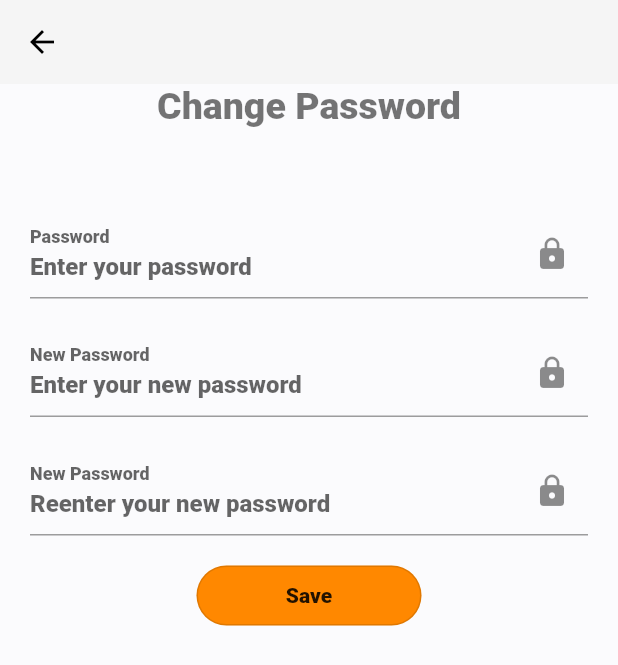
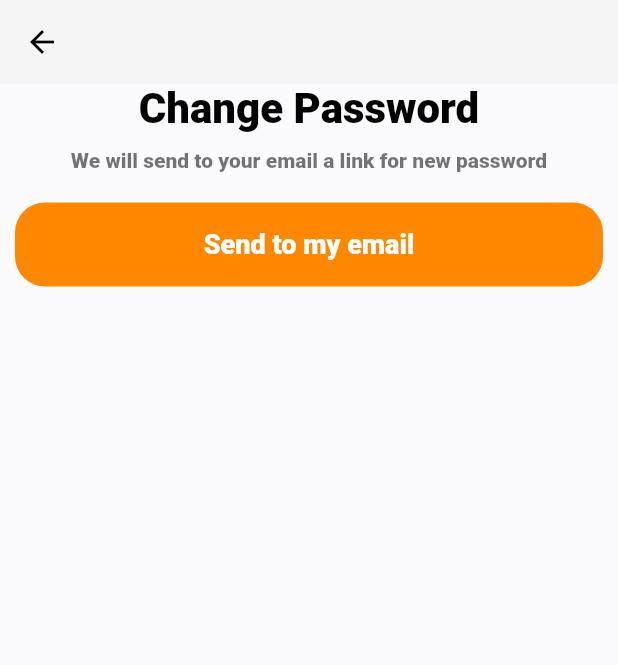
Before and after one commit to TanHoang01/gamestation, a Flutter app: the ChangePassword screen opened directly, on a phone screen of 412 x 824 dp. Shown: the top 665 px of the screen. Run offline on Flutter 3.47's test engine with Material 2 defaults, Android fonts, the phone set to English and light mode, and no system bars; our stand-ins replace carousel_slider, cloud_firestore, firebase_auth, firebase_core, firebase_storage, flutter_svg and 2 more; missing offline and left inert: dart:ffi; accounts and stored records are empty.

Commit message:
change pass and fix main firebase

```diff
--- a/lib/main.dart
+++ b/lib/main.dart
@@ -4,11 +4,10 @@ import 'package:gamestation/constants.dart';
 import 'package:gamestation/firebase_options.dart';
 import 'package:gamestation/screens/sign_in/sign_in_screen.dart';
 
-Future<void> main() async {
-  runApp(const MyApp());
-  await Firebase.initializeApp(
-    options: DefaultFirebaseOptions.currentPlatform,
-  );
+void main() async {
+  WidgetsFlutterBinding.ensureInitialized();
+  await Firebase.initializeApp();
+   runApp(MyApp());
 }
 
 class MyApp extends StatelessWidget {
--- a/lib/screens/profile/change_password_screen.dart
+++ b/lib/screens/profile/change_password_screen.dart
@@ -31,7 +31,7 @@ class _ChangePassword extends State<ChangePassword> {
           icon: Icon(Icons.arrow_back,color: Colors.black,),
         ),
       ),
-      body: ChangePasswordForm(),
+      body: Body(),
     );
   }
 }
--- a/lib/screens/profile/components/change_password_form.dart
+++ b/lib/screens/profile/components/change_password_form.dart
@@ -1,107 +1,71 @@
 import 'package:flutter/material.dart';
 import 'package:gamestation/components/keyboard.dart';
 import 'package:gamestation/components/default_buttom.dart';
+import 'package:firebase_auth/firebase_auth.dart';
+import 'package:gamestation/constants.dart';
+import 'package:fluttertoast/fluttertoast.dart';
 
-import 'package:gamestation/constants.dart';
-
-class ChangePasswordForm extends StatefulWidget {
-  @override
-  _ChangePassword createState() => _ChangePassword();
-}
-
-class _ChangePassword extends State<ChangePasswordForm> {
-
+class Body extends StatelessWidget {
   @override
   Widget build(BuildContext context) {
-    return SafeArea(
-      child: SizedBox(
+    return SizedBox(
       width: double.infinity,
+      child: SingleChildScrollView(
         child: Padding(
           padding:
-              EdgeInsets.symmetric(horizontal: 20),
-          child: SingleChildScrollView(
+              EdgeInsets.symmetric(horizontal: 10),
           child: Column(
             children: [
               Text(
                 "Change Password",
-                style: TextStyle(fontSize: 25, fontWeight: FontWeight.bold)
-              ),
-          SizedBox(height: 15),
-                SizedBox(height: 20),
-                Center(
-                child: Form(
-                  child: Column(
-                    children: [
-                      Padding(padding: EdgeInsets.all(10.0),),
-                      buildPasswordFormField(),
-                      SizedBox(height: 20),
-                      buildNewPasswordFormField(),
-                      SizedBox(height: 20),
-                      buildRePasswordFormField(),
-                      SizedBox(height: 20),
-                      Container(
-                                  width: 150,
-                                  height: 40,
-                                  child: DecoratedBox(
-                                    decoration:
-                                        ShapeDecoration(shape: RoundedRectangleBorder(borderRadius: BorderRadius.all(Radius.circular(30))), color: primaryColor),
-                                    child: Theme(
-                                      data: Theme.of(context).copyWith(
-                                          buttonTheme: ButtonTheme.of(context).copyWith(
-                                              materialTapTargetSize: MaterialTapTargetSize.shrinkWrap)),
-                                      child: OutlineButton(
-                                        shape: RoundedRectangleBorder(borderRadius: BorderRadius.all(Radius.circular(30))),
-                                        child: Text('Save'),
-                                        onPressed: () => {
-                                          KeyboardUtil.hideKeyboard(context)
-                                        },
+                style: TextStyle(
+                  fontSize: 28,
+                  color: Colors.black,
+                  fontWeight: FontWeight.bold,
                 ),
               ),
+              SizedBox(height: 10),
+              Text(
+                "We will send to your email a link for new password",
+                textAlign: TextAlign.center,
               ),
-                                ),
+              ChangePasswordForm(),
             ],
           ),
         ),
       ),
-                      ]
-                    )
-                  ),
-                ),
-              )
     );
   }
-              TextFormField buildPasswordFormField() {
-                return TextFormField(
-                  obscureText: true,
-                  decoration: InputDecoration(
-                    labelText: "Password",
-                    hintText: "Enter your password",
-                    floatingLabelBehavior: FloatingLabelBehavior.always,
-                    suffixIcon: Icon(Icons.lock),
-                  ),
-                );
 }
 
-              TextFormField buildNewPasswordFormField() {
-                return TextFormField(
-                  obscureText: true,
-                  decoration: InputDecoration(
-                    labelText: "New Password",
-                    hintText: "Enter your new password",
-                    floatingLabelBehavior: FloatingLabelBehavior.always,
-                    suffixIcon: Icon(Icons.lock),
-                  ),
-                );
+class ChangePasswordForm extends StatefulWidget {
+  @override
+  _ChangePasswordFormState createState() => _ChangePasswordFormState();
 }
 
-               TextFormField buildRePasswordFormField() {
-                return TextFormField(
-                  obscureText: true,
-                  decoration: InputDecoration(
-                    labelText: "New Password",
-                    hintText: "Reenter your new password",
-                    floatingLabelBehavior: FloatingLabelBehavior.always,
-                    suffixIcon: Icon(Icons.lock),
+class _ChangePasswordFormState extends State<ChangePasswordForm> {
+  final _formKey = GlobalKey<FormState>();
+  final auth = FirebaseAuth.instance;
+  final TextEditingController emailController = new TextEditingController();
+
+  @override
+  Widget build(BuildContext context) {
+    return Form(
+      key: _formKey,
+          child: Column(
+          mainAxisAlignment: MainAxisAlignment.center,
+          crossAxisAlignment: CrossAxisAlignment.center,
+          children: <Widget>[
+            SizedBox(height: 20),
+             DefaultButton(
+            text: "Send to my email",
+            press: ()  {
+                auth.sendPasswordResetEmail(email: auth.currentUser!.email.toString());
+                Fluttertoast.showToast(msg: "Plase check your email for new password");
+                 Navigator.of(context).pop();
+            },
+          ),
+        ],
       ),
     );
   }
```
Lines whose indentation alone changed are shown as unchanged.
